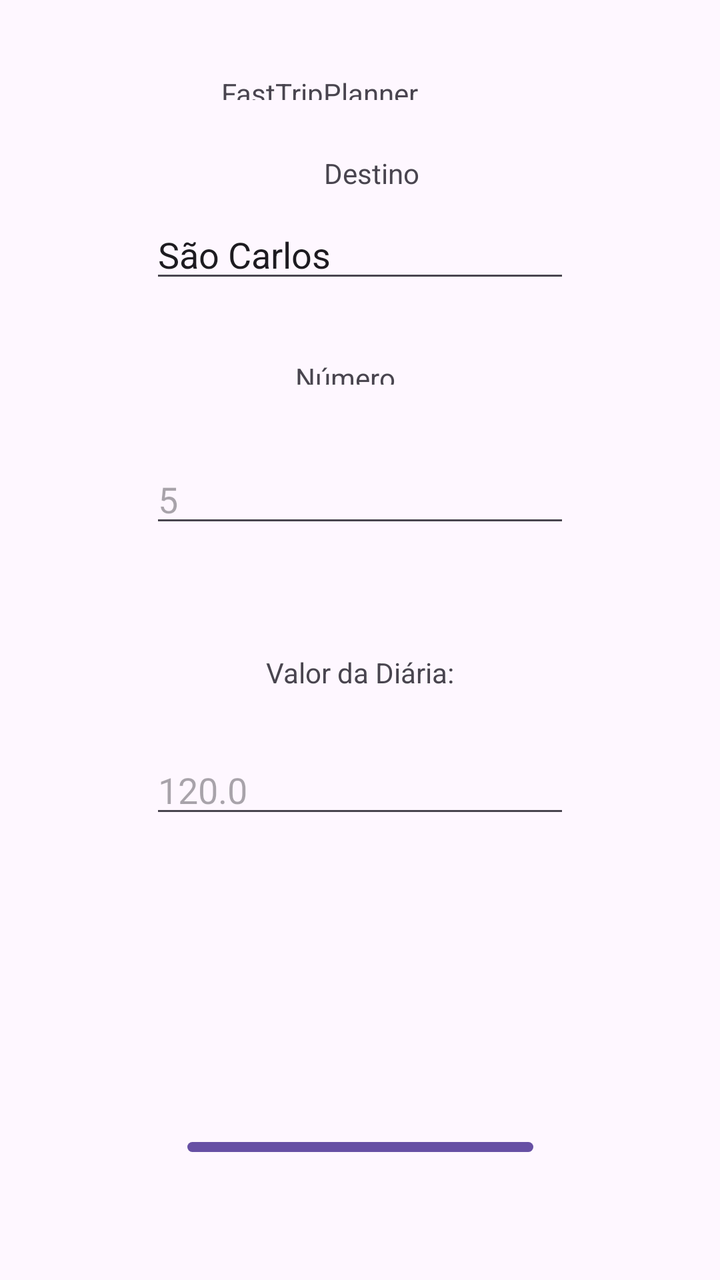
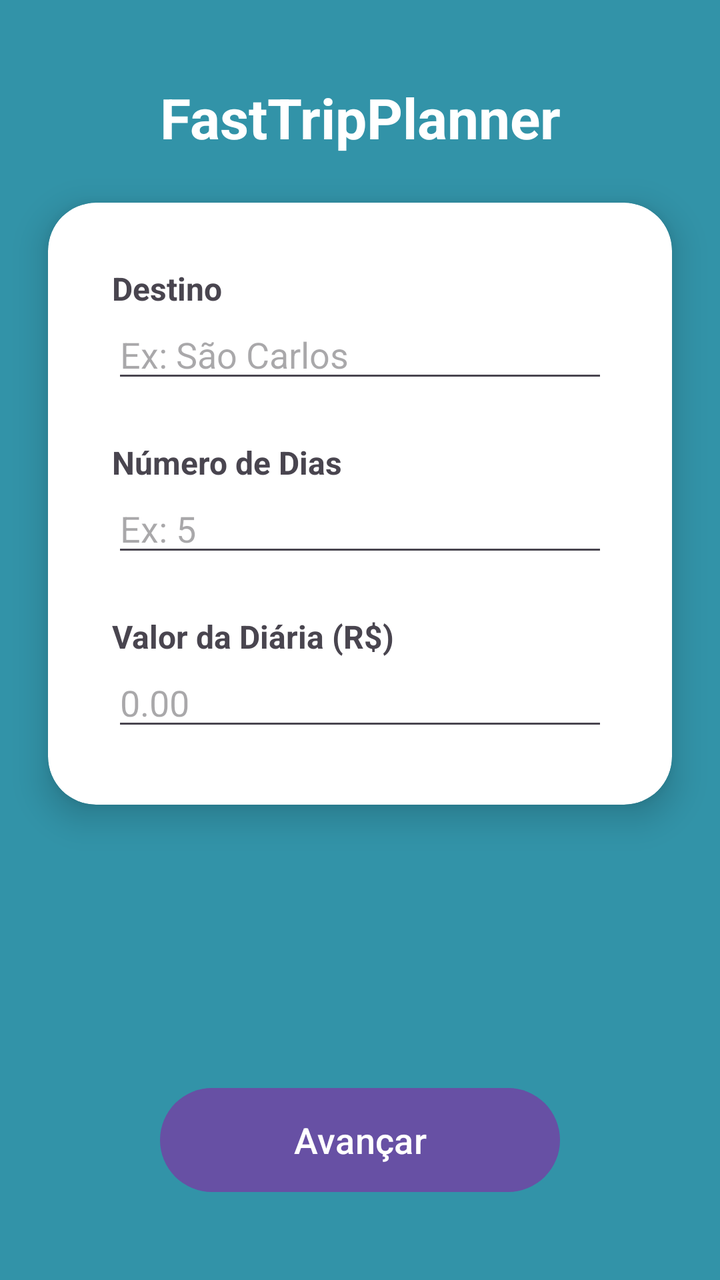

Two renders of the same Android screen: before a commit and after it. Below are the layout's source before the change and the commit's diff.
<!-- AndroidManifest.xml: application theme Theme.FastTripPlanner -->
<!-- res/layout/activity_main.xml -->
<?xml version="1.0" encoding="utf-8"?>
<androidx.constraintlayout.widget.ConstraintLayout xmlns:android="http://schemas.android.com/apk/res/android"
    xmlns:app="http://schemas.android.com/apk/res-auto"
    xmlns:tools="http://schemas.android.com/tools"
    android:id="@+id/main"
    android:layout_width="match_parent"
    android:layout_height="match_parent"
    tools:context=".MainActivity">

    <Button
        android:id="@+id/buttonAvancar"
        android:layout_width="173dp"
        android:layout_height="0dp"
        android:layout_marginBottom="60dp"
        android:text="Avançar"
        app:layout_constraintBottom_toBottomOf="parent"
        app:layout_constraintEnd_toEndOf="parent"
        app:layout_constraintStart_toStartOf="parent"
        app:layout_constraintTop_toBottomOf="@+id/etOrcamento" />

    <TextView
        android:id="@+id/appTitle"
        android:layout_width="139dp"
        android:layout_height="0dp"
        android:layout_marginTop="37dp"
        android:layout_marginBottom="27dp"
        android:text="@string/app_name"
        app:layout_constraintBottom_toTopOf="@+id/textView2"
        app:layout_constraintEnd_toEndOf="parent"
        app:layout_constraintStart_toStartOf="parent"
        app:layout_constraintTop_toTopOf="parent" />

    <EditText
        android:id="@+id/etDestino"
        android:layout_width="wrap_content"
        android:layout_height="wrap_content"
        android:layout_marginBottom="33dp"
        android:ems="10"
        android:hint="Digite o destino"
        android:inputType="text"
        android:text="São Carlos"
        app:layout_constraintBottom_toTopOf="@+id/textView"
        app:layout_constraintEnd_toEndOf="parent"
        app:layout_constraintStart_toStartOf="parent"
        app:layout_constraintTop_toBottomOf="@+id/textView2" />

    <EditText
        android:id="@+id/etDias"
        android:layout_width="wrap_content"
        android:layout_height="wrap_content"
        android:layout_marginBottom="58dp"
        android:ems="10"
        android:hint="5"
        android:inputType="number"
        app:layout_constraintBottom_toTopOf="@+id/textView3"
        app:layout_constraintEnd_toEndOf="parent"
        app:layout_constraintStart_toStartOf="parent"
        app:layout_constraintTop_toBottomOf="@+id/textView" />

    <EditText
        android:id="@+id/etOrcamento"
        android:layout_width="wrap_content"
        android:layout_height="wrap_content"
        android:layout_marginBottom="153dp"
        android:ems="10"
        android:hint="120.0"
        android:inputType="numberDecimal"
        app:layout_constraintBottom_toTopOf="@+id/buttonAvancar"
        app:layout_constraintEnd_toEndOf="parent"
        app:layout_constraintStart_toStartOf="parent"
        app:layout_constraintTop_toBottomOf="@+id/textView3" />

    <TextView
        android:id="@+id/textView"
        android:layout_width="65dp"
        android:layout_height="0dp"
        android:layout_marginBottom="35dp"
        android:text="Número de Dias:"
        app:layout_constraintBottom_toTopOf="@+id/etDias"
        app:layout_constraintEnd_toEndOf="parent"
        app:layout_constraintStart_toStartOf="parent"
        app:layout_constraintTop_toBottomOf="@+id/etDestino" />

    <TextView
        android:id="@+id/textView2"
        android:layout_width="wrap_content"
        android:layout_height="wrap_content"
        android:layout_marginEnd="40dp"
        android:layout_marginBottom="9dp"
        android:text="Destino"
        app:layout_constraintBottom_toTopOf="@+id/etDestino"
        app:layout_constraintEnd_toEndOf="@+id/appTitle"
        app:layout_constraintTop_toBottomOf="@+id/appTitle" />

    <TextView
        android:id="@+id/textView3"
        android:layout_width="wrap_content"
        android:layout_height="wrap_content"
        android:layout_marginBottom="27dp"
        android:text="Valor da Diária:"
        app:layout_constraintBottom_toTopOf="@+id/etOrcamento"
        app:layout_constraintEnd_toEndOf="@+id/etOrcamento"
        app:layout_constraintStart_toStartOf="@+id/etOrcamento"
        app:layout_constraintTop_toBottomOf="@+id/etDias" />

</androidx.constraintlayout.widget.ConstraintLayout>
<!-- resources referenced by this layout -->
<resources>
  <string name="app_name">FastTripPlanner</string>
  <style name="Theme.FastTripPlanner" parent="Base.Theme.FastTripPlanner" />
  <style name="Base.Theme.FastTripPlanner" parent="Theme.Material3.DayNight.NoActionBar">
          
          
      </style>
</resources>

<!-- the commit's change to res/layout/activity_main.xml (unified diff, before → after) -->
@@ -1,106 +1,99 @@
 <?xml version="1.0" encoding="utf-8"?>
-<androidx.constraintlayout.widget.ConstraintLayout xmlns:android="http://schemas.android.com/apk/res/android"
+<androidx.constraintlayout.widget.ConstraintLayout
+    xmlns:android="http://schemas.android.com/apk/res/android"
     xmlns:app="http://schemas.android.com/apk/res-auto"
     xmlns:tools="http://schemas.android.com/tools"
-    android:id="@+id/main"
     android:layout_width="match_parent"
     android:layout_height="match_parent"
+    android:background="#3293a8"
     tools:context=".MainActivity">
-
-    <Button
-        android:id="@+id/buttonAvancar"
-        android:layout_width="173dp"
-        android:layout_height="0dp"
-        android:layout_marginBottom="60dp"
-        android:text="Avançar"
-        app:layout_constraintBottom_toBottomOf="parent"
-        app:layout_constraintEnd_toEndOf="parent"
-        app:layout_constraintStart_toStartOf="parent"
-        app:layout_constraintTop_toBottomOf="@+id/etOrcamento" />
 
     <TextView
         android:id="@+id/appTitle"
-        android:layout_width="139dp"
-        android:layout_height="0dp"
-        android:layout_marginTop="37dp"
-        android:layout_marginBottom="27dp"
-        android:text="@string/app_name"
-        app:layout_constraintBottom_toTopOf="@+id/textView2"
+        android:layout_width="wrap_content"
+        android:layout_height="wrap_content"
+        android:layout_marginTop="40dp"
+        android:text="FastTripPlanner"
+        android:textColor="#FFFFFF"
+        android:textSize="28sp"
+        android:textStyle="bold"
         app:layout_constraintEnd_toEndOf="parent"
         app:layout_constraintStart_toStartOf="parent"
         app:layout_constraintTop_toTopOf="parent" />
 
-    <EditText
-        android:id="@+id/etDestino"
-        android:layout_width="wrap_content"
+    <androidx.cardview.widget.CardView
+        android:layout_width="0dp"
         android:layout_height="wrap_content"
-        android:layout_marginBottom="33dp"
-        android:ems="10"
-        android:hint="Digite o destino"
-        android:inputType="text"
-        android:text="São Carlos"
-        app:layout_constraintBottom_toTopOf="@+id/textView"
+        android:layout_margin="24dp"
+        app:cardCornerRadius="24dp"
+        app:cardElevation="10dp"
+        app:layout_constraintTop_toBottomOf="@+id/appTitle"
+        app:layout_constraintStart_toStartOf="parent"
         app:layout_constraintEnd_toEndOf="parent"
-        app:layout_constraintStart_toStartOf="parent"
-        app:layout_constraintTop_toBottomOf="@+id/textView2" />
+        android:layout_marginTop="40dp">
 
-    <EditText
-        android:id="@+id/etDias"
-        android:layout_width="wrap_content"
-        android:layout_height="wrap_content"
-        android:layout_marginBottom="58dp"
-        android:ems="10"
-        android:hint="5"
-        android:inputType="number"
-        app:layout_constraintBottom_toTopOf="@+id/textView3"
+        <LinearLayout
+            android:layout_width="match_parent"
+            android:layout_height="wrap_content"
+            android:orientation="vertical"
+            android:padding="32dp">
+
+            <TextView
+                android:layout_width="match_parent"
+                android:layout_height="wrap_content"
+                android:text="Destino"
+                android:textStyle="bold"
+                android:textSize="16sp" />
+
+            <EditText
+                android:id="@+id/etDestino"
+                android:layout_width="match_parent"
+                android:layout_height="wrap_content"
+                android:layout_marginBottom="24dp"
+                android:hint="Ex: São Carlos"
+                android:inputType="text" />
+
+            <TextView
+                android:layout_width="match_parent"
+                android:layout_height="wrap_content"
+                android:text="Número de Dias"
+                android:textStyle="bold"
+                android:textSize="16sp" />
+
+            <EditText
+                android:id="@+id/etDias"
+                android:layout_width="match_parent"
+                android:layout_height="wrap_content"
+                android:layout_marginBottom="24dp"
+                android:hint="Ex: 5"
+                android:inputType="number" />
+
+            <TextView
+                android:layout_width="match_parent"
+                android:layout_height="wrap_content"
+                android:text="Valor da Diária (R$)"
+                android:textStyle="bold"
+                android:textSize="16sp" />
+
+            <EditText
+                android:id="@+id/etOrcamento"
+                android:layout_width="match_parent"
+                android:layout_height="wrap_content"
+                android:hint="0.00"
+                android:inputType="numberDecimal" />
+
+        </LinearLayout>
+    </androidx.cardview.widget.CardView>
+
+    <Button
+        android:id="@+id/buttonAvancar"
+        android:layout_width="200dp"
+        android:layout_height="60dp"
+        android:text="Avançar"
+        android:textSize="18sp"
+        android:layout_marginBottom="40dp"
+        app:layout_constraintBottom_toBottomOf="parent"
         app:layout_constraintEnd_toEndOf="parent"
-        app:layout_constraintStart_toStartOf="parent"
-        app:layout_constraintTop_toBottomOf="@+id/textView" />
-
-    <EditText
-        android:id="@+id/etOrcamento"
-        android:layout_width="wrap_content"
-        android:layout_height="wrap_content"
-        android:layout_marginBottom="153dp"
-        android:ems="10"
-        android:hint="120.0"
-        android:inputType="numberDecimal"
-        app:layout_constraintBottom_toTopOf="@+id/buttonAvancar"
-        app:layout_constraintEnd_toEndOf="parent"
-        app:layout_constraintStart_toStartOf="parent"
-        app:layout_constraintTop_toBottomOf="@+id/textView3" />
-
-    <TextView
-        android:id="@+id/textView"
-        android:layout_width="65dp"
-        android:layout_height="0dp"
-        android:layout_marginBottom="35dp"
-        android:text="Número de Dias:"
-        app:layout_constraintBottom_toTopOf="@+id/etDias"
-        app:layout_constraintEnd_toEndOf="parent"
-        app:layout_constraintStart_toStartOf="parent"
-        app:layout_constraintTop_toBottomOf="@+id/etDestino" />
-
-    <TextView
-        android:id="@+id/textView2"
-        android:layout_width="wrap_content"
-        android:layout_height="wrap_content"
-        android:layout_marginEnd="40dp"
-        android:layout_marginBottom="9dp"
-        android:text="Destino"
-        app:layout_constraintBottom_toTopOf="@+id/etDestino"
-        app:layout_constraintEnd_toEndOf="@+id/appTitle"
-        app:layout_constraintTop_toBottomOf="@+id/appTitle" />
-
-    <TextView
-        android:id="@+id/textView3"
-        android:layout_width="wrap_content"
-        android:layout_height="wrap_content"
-        android:layout_marginBottom="27dp"
-        android:text="Valor da Diária:"
-        app:layout_constraintBottom_toTopOf="@+id/etOrcamento"
-        app:layout_constraintEnd_toEndOf="@+id/etOrcamento"
-        app:layout_constraintStart_toStartOf="@+id/etOrcamento"
-        app:layout_constraintTop_toBottomOf="@+id/etDias" />
+        app:layout_constraintStart_toStartOf="parent" />
 
 </androidx.constraintlayout.widget.ConstraintLayout>
<!-- resource entries referenced after the edit -->
@@ -1,6 +1,5 @@
 <!-- resources referenced by this layout -->
 <resources>
-  <string name="app_name">FastTripPlanner</string>
   <style name="Theme.FastTripPlanner" parent="Base.Theme.FastTripPlanner" />
   <style name="Base.Theme.FastTripPlanner" parent="Theme.Material3.DayNight.NoActionBar">
           
